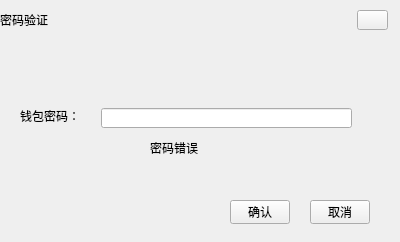
Above: ChainIDE/custom/PasswordVerifyWidgetHX.ui from HcashOrg/HX-IDE before the change. Below: the same form after it.
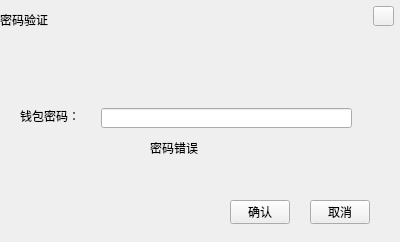
That is the form after the change.

Diff of the .ui file:
```diff
--- a/ChainIDE/custom/PasswordVerifyWidgetHX.ui
+++ b/ChainIDE/custom/PasswordVerifyWidgetHX.ui
@@ -29,9 +29,9 @@
   <widget class="QToolButton" name="closeBtn">
    <property name="geometry">
     <rect>
-     <x>357</x>
-     <y>10</y>
-     <width>31</width>
+     <x>373</x>
+     <y>6</y>
+     <width>21</width>
      <height>20</height>
     </rect>
    </property>
```
